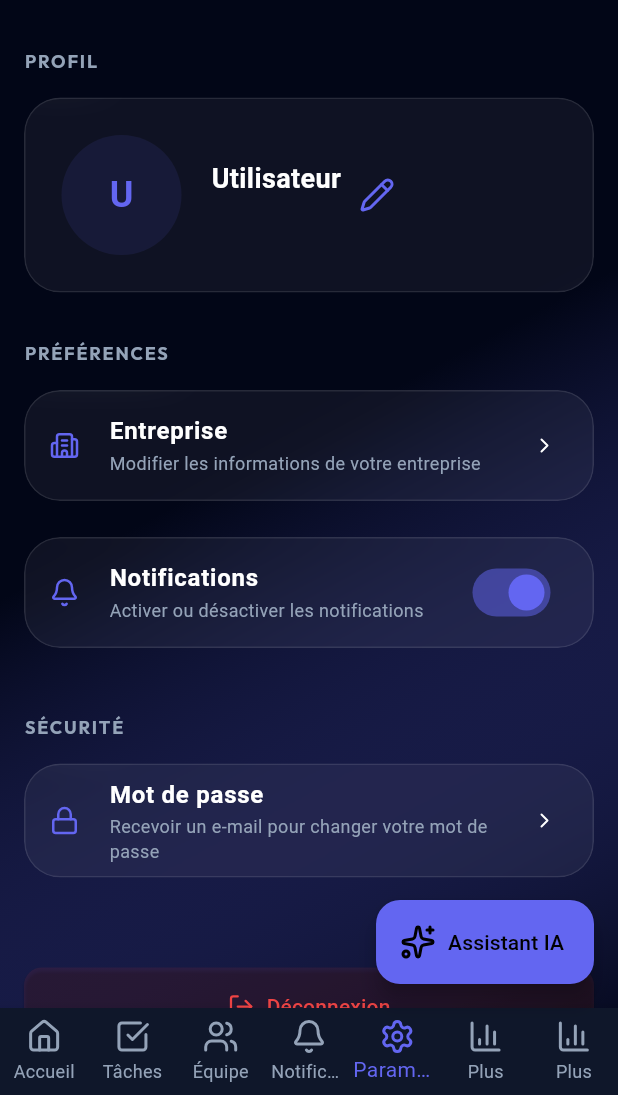
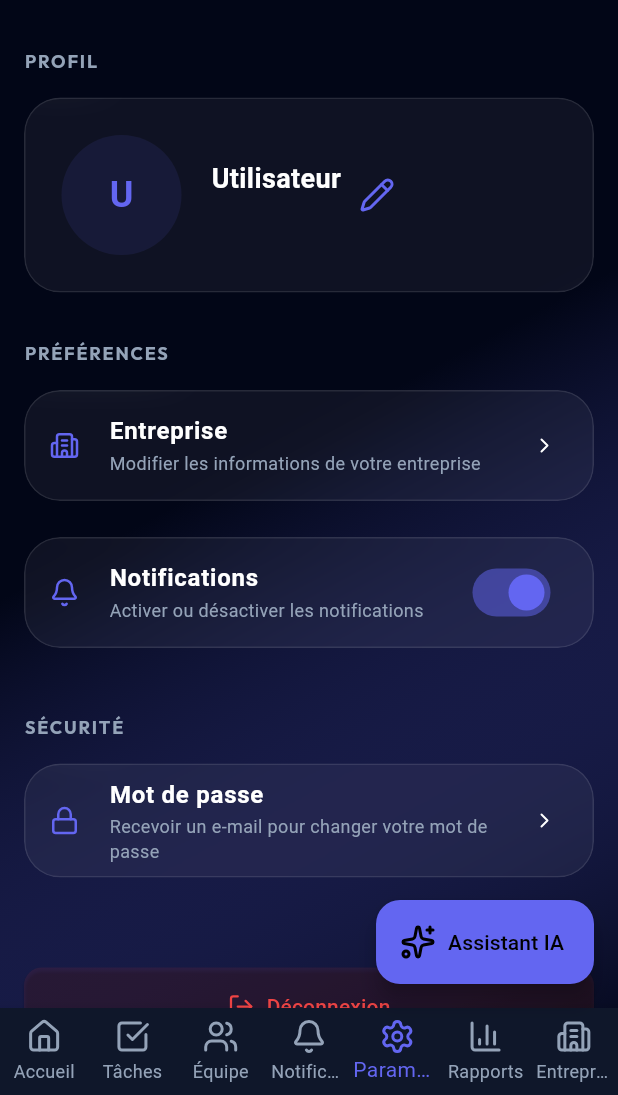
Before and after one commit to yvezzz/CollabSME, a Flutter app: the HomeScreen screen opened directly, item 5 of the bottom bar chosen, on a phone screen of 412 x 824 dp, the part 141-1236 px from its top. Run offline on Flutter 3.47's test engine with Material 3 defaults, Android fonts, the phone set to English and light mode, and no system bars; drawn by our look-alikes of flutter_animate; our stand-ins replace app_links, file_picker, fl_chart, flutter_riverpod, flutter_secure_storage, google_fonts and 1 more; accounts and stored records are empty; network calls fail.

Commit message:
Fix duplicate 'Plus' tabs in bottom navigation

```diff
--- a/lib/presentation/screens/home/home_screen.dart
+++ b/lib/presentation/screens/home/home_screen.dart
@@ -105,38 +105,16 @@ class _HomeScreenState extends ConsumerState<HomeScreen> {
               selectedItemColor: AppColors.primary,
               unselectedItemColor: AppColors.textSecondary,
               items: visibleIndices.map((i) {
-                switch (i) {
-                  case 0:
-                    return const BottomNavigationBarItem(
-                      icon: Icon(LucideIcons.home),
-                      label: "Accueil",
-                    );
-                   case 1:
-                    return const BottomNavigationBarItem(
-                      icon: Icon(LucideIcons.checkSquare),
-                      label: "Tâches",
-                    );
-                  case 2:
-                    return const BottomNavigationBarItem(
-                      icon: Icon(LucideIcons.users),
-                      label: "Équipe",
-                    );
-                  case 3:
-                    return const BottomNavigationBarItem(
-                      icon: Icon(LucideIcons.bell),
-                      label: "Notifications",
-                    );
-                  case 4:
-                    return const BottomNavigationBarItem(
-                      icon: Icon(LucideIcons.settings),
-                      label: "Paramètres",
-                    );
-                  default:
-                    return const BottomNavigationBarItem(
-                      icon: Icon(LucideIcons.barChart3),
-                      label: "Plus",
-                    );
-                }
+                const items = [
+                  BottomNavigationBarItem(icon: Icon(LucideIcons.home), label: "Accueil"),
+                  BottomNavigationBarItem(icon: Icon(LucideIcons.checkSquare), label: "Tâches"),
+                  BottomNavigationBarItem(icon: Icon(LucideIcons.users), label: "Équipe"),
+                  BottomNavigationBarItem(icon: Icon(LucideIcons.bell), label: "Notifications"),
+                  BottomNavigationBarItem(icon: Icon(LucideIcons.settings), label: "Paramètres"),
+                  BottomNavigationBarItem(icon: Icon(LucideIcons.barChart3), label: "Rapports"),
+                  BottomNavigationBarItem(icon: Icon(LucideIcons.building2), label: "Entreprise"),
+                ];
+                return items[i];
               }).toList(),
             )
           : null,
```
